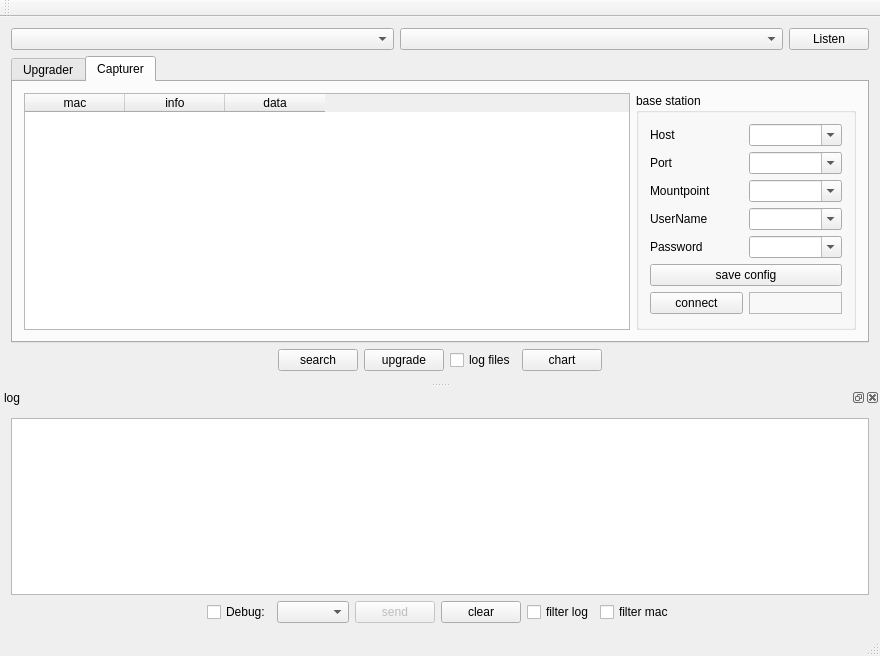
aceinnazhangchen/Ins401_tool, file Ins401/Ins401/Ins401.ui: the form before one commit.
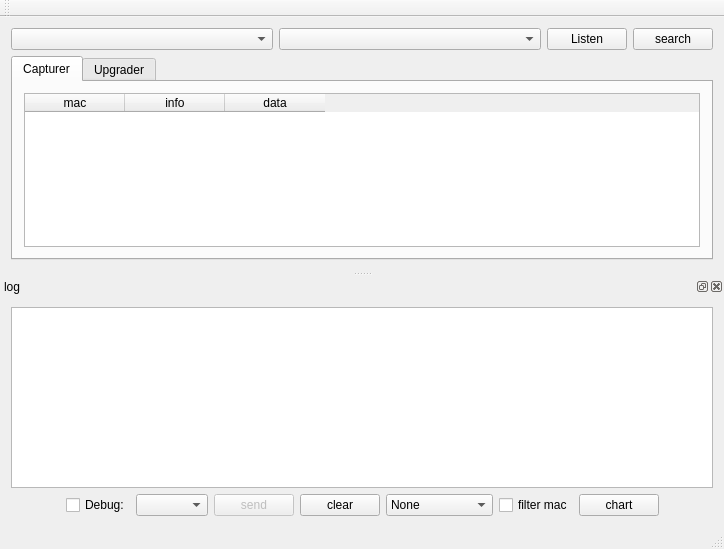
The form after the commit. The open tabs and pages were chosen to show the change.

Diff of the .ui file:
```diff
--- a/Ins401/Ins401/Ins401.ui
+++ b/Ins401/Ins401/Ins401.ui
@@ -6,8 +6,8 @@
    <rect>
     <x>0</x>
     <y>0</y>
-    <width>880</width>
-    <height>656</height>
+    <width>724</width>
+    <height>549</height>
    </rect>
   </property>
   <property name="windowTitle">
@@ -16,7 +16,7 @@
   <widget class="QWidget" name="centralWidget">
    <layout class="QVBoxLayout" name="verticalLayout">
     <item>
-     <layout class="QHBoxLayout" name="horizontalLayout_7" stretch="1,1,0">
+     <layout class="QHBoxLayout" name="horizontalLayout_7" stretch="1,1,0,0">
       <item>
        <widget class="QComboBox" name="devs_comboBox"/>
       </item>
@@ -30,6 +30,13 @@
         </property>
        </widget>
       </item>
+      <item>
+       <widget class="QPushButton" name="search_pushButton">
+        <property name="text">
+         <string>search</string>
+        </property>
+       </widget>
+      </item>
      </layout>
     </item>
     <item>
@@ -37,6 +44,38 @@
       <property name="currentIndex">
        <number>0</number>
       </property>
+      <widget class="QWidget" name="tab_2">
+       <attribute name="title">
+        <string>Capturer</string>
+       </attribute>
+       <layout class="QHBoxLayout" name="horizontalLayout">
+        <item>
+         <widget class="QTableWidget" name="log_devs_tableWidget">
+          <property name="editTriggers">
+           <set>QAbstractItemView::NoEditTriggers</set>
+          </property>
+          <property name="selectionBehavior">
+           <enum>QAbstractItemView::SelectRows</enum>
+          </property>
+          <column>
+           <property name="text">
+            <string>mac</string>
+           </property>
+          </column>
+          <column>
+           <property name="text">
+            <string>info</string>
+           </property>
+          </column>
+          <column>
+           <property name="text">
+            <string>data</string>
+           </property>
+          </column>
+         </widget>
+        </item>
+       </layout>
+      </widget>
       <widget class="QWidget" name="tab">
        <attribute name="title">
         <string>Upgrader</string>
@@ -168,228 +207,47 @@
           </column>
          </widget>
         </item>
-       </layout>
-      </widget>
-      <widget class="QWidget" name="tab_2">
-       <attribute name="title">
-        <string>Capturer</string>
-       </attribute>
-       <layout class="QHBoxLayout" name="horizontalLayout">
         <item>
-         <widget class="QTableWidget" name="log_devs_tableWidget">
-          <property name="editTriggers">
-           <set>QAbstractItemView::NoEditTriggers</set>
-          </property>
-          <property name="selectionBehavior">
-           <enum>QAbstractItemView::SelectRows</enum>
-          </property>
-          <column>
-           <property name="text">
-            <string>mac</string>
-           </property>
-          </column>
-          <column>
-           <property name="text">
-            <string>info</string>
-           </property>
-          </column>
-          <column>
-           <property name="text">
-            <string>data</string>
-           </property>
-          </column>
-         </widget>
-        </item>
-        <item>
-         <widget class="QGroupBox" name="base_groupBox">
-          <property name="minimumSize">
-           <size>
-            <width>220</width>
-            <height>0</height>
-           </size>
-          </property>
-          <property name="title">
-           <string>base station</string>
-          </property>
-          <layout class="QGridLayout" name="gridLayout">
-           <item row="0" column="0">
-            <widget class="QLabel" name="label_8">
-             <property name="text">
-              <string>Host</string>
-             </property>
-            </widget>
-           </item>
-           <item row="1" column="1">
-            <widget class="QComboBox" name="port_cmb">
-             <property name="editable">
-              <bool>true</bool>
-             </property>
-            </widget>
-           </item>
-           <item row="2" column="1">
-            <widget class="QComboBox" name="mountpoint_cmb">
-             <property name="editable">
-              <bool>true</bool>
-             </property>
-            </widget>
-           </item>
-           <item row="2" column="0">
-            <widget class="QLabel" name="label_9">
-             <property name="text">
-              <string>Mountpoint</string>
-             </property>
-            </widget>
-           </item>
-           <item row="3" column="1">
-            <widget class="QComboBox" name="user_cmb">
-             <property name="editable">
-              <bool>true</bool>
-             </property>
-            </widget>
-           </item>
-           <item row="1" column="0">
-            <widget class="QLabel" name="label_10">
-             <property name="text">
-              <string>Port</string>
-             </property>
-            </widget>
-           </item>
-           <item row="0" column="1">
-            <widget class="QComboBox" name="host_cmb">
-             <property name="editable">
-              <bool>true</bool>
-             </property>
-            </widget>
-           </item>
-           <item row="4" column="1">
-            <widget class="QComboBox" name="password_cmb">
-             <property name="editable">
-              <bool>true</bool>
-             </property>
-            </widget>
-           </item>
-           <item row="3" column="0">
-            <widget class="QLabel" name="label_12">
-             <property name="text">
-              <string>UserName</string>
-             </property>
-            </widget>
-           </item>
-           <item row="7" column="0">
-            <spacer name="verticalSpacer">
-             <property name="orientation">
-              <enum>Qt::Vertical</enum>
-             </property>
-             <property name="sizeHint" stdset="0">
-              <size>
-               <width>20</width>
-               <height>40</height>
-              </size>
-             </property>
-            </spacer>
-           </item>
-           <item row="4" column="0">
-            <widget class="QLabel" name="label_11">
-             <property name="text">
-              <string>Password</string>
-             </property>
-            </widget>
-           </item>
-           <item row="5" column="0" colspan="2">
-            <widget class="QPushButton" name="save_pushButton">
-             <property name="text">
-              <string>save config</string>
-             </property>
-            </widget>
-           </item>
-           <item row="6" column="0">
-            <widget class="QPushButton" name="connect_pushButton">
-             <property name="text">
-              <string>connect</string>
-             </property>
-            </widget>
-           </item>
-           <item row="6" column="1">
-            <widget class="QLabel" name="data_label">
-             <property name="frameShape">
-              <enum>QFrame::StyledPanel</enum>
-             </property>
-             <property name="frameShadow">
-              <enum>QFrame::Plain</enum>
-             </property>
-             <property name="text">
-              <string/>
-             </property>
-            </widget>
-           </item>
-          </layout>
-         </widget>
+         <layout class="QHBoxLayout" name="horizontalLayout_4">
+          <item>
+           <spacer name="horizontalSpacer_3">
+            <property name="orientation">
+             <enum>Qt::Horizontal</enum>
+            </property>
+            <property name="sizeHint" stdset="0">
+             <size>
+              <width>40</width>
+              <height>20</height>
+             </size>
+            </property>
+           </spacer>
+          </item>
+          <item>
+           <widget class="QPushButton" name="upgrade_pushButton">
+            <property name="text">
+             <string>upgrade</string>
+            </property>
+           </widget>
+          </item>
+          <item>
+           <spacer name="horizontalSpacer_4">
+            <property name="orientation">
+             <enum>Qt::Horizontal</enum>
+            </property>
+            <property name="sizeHint" stdset="0">
+             <size>
+              <width>40</width>
+              <height>20</height>
+             </size>
+            </property>
+           </spacer>
+          </item>
+         </layout>
         </item>
        </layout>
       </widget>
      </widget>
     </item>
-    <item>
-     <layout class="QHBoxLayout" name="horizontalLayout_4">
-      <item>
-       <spacer name="horizontalSpacer_3">
-        <property name="orientation">
-         <enum>Qt::Horizontal</enum>
-        </property>
-        <property name="sizeHint" stdset="0">
-         <size>
-          <width>40</width>
-          <height>20</height>
-         </size>
-        </property>
-       </spacer>
-      </item>
-      <item>
-       <widget class="QPushButton" name="search_pushButton">
-        <property name="text">
-         <string>search</string>
-        </property>
-       </widget>
-      </item>
-      <item>
-       <widget class="QPushButton" name="upgrade_pushButton">
-        <property name="text">
-         <string>upgrade</string>
-        </property>
-       </widget>
-      </item>
-      <item>
-       <widget class="QCheckBox" name="log_checkBox">
-        <property name="text">
-         <string>log files</string>
-        </property>
-        <property name="tristate">
-         <bool>false</bool>
-        </property>
-       </widget>
-      </item>
-      <item>
-       <widget class="QPushButton" name="chart_pushButton">
-        <property name="text">
-         <string>chart</string>
-        </property>
-       </widget>
-      </item>
-      <item>
-       <spacer name="horizontalSpacer_4">
-        <property name="orientation">
-         <enum>Qt::Horizontal</enum>
-        </property>
-        <property name="sizeHint" stdset="0">
-         <size>
-          <width>40</width>
-          <height>20</height>
-         </size>
-        </property>
-       </spacer>
-      </item>
-     </layout>
-    </item>
    </layout>
   </widget>
   <widget class="QMenuBar" name="menuBar">
@@ -424,7 +282,11 @@
       <enum>QLayout::SetDefaultConstraint</enum>
      </property>
      <item>
-      <widget class="QPlainTextEdit" name="log_plainTextEdit"/>
+      <widget class="QPlainTextEdit" name="log_plainTextEdit">
+       <property name="readOnly">
+        <bool>true</bool>
+       </property>
+      </widget>
      </item>
      <item>
       <layout class="QHBoxLayout" name="horizontalLayout_2">
@@ -469,10 +331,32 @@
         </widget>
        </item>
        <item>
-        <widget class="QCheckBox" name="filter_checkBox">
-         <property name="text">
-          <string>filter log</string>
-         </property>
+        <widget class="QComboBox" name="logtype_comboBox">
+         <item>
+          <property name="text">
+           <string>None</string>
+          </property>
+         </item>
+         <item>
+          <property name="text">
+           <string>User Msg</string>
+          </property>
+         </item>
+         <item>
+          <property name="text">
+           <string>Upgrader Msg</string>
+          </property>
+         </item>
+         <item>
+          <property name="text">
+           <string>Recorder Msg</string>
+          </property>
+         </item>
+         <item>
+          <property name="text">
+           <string>All Log</string>
+          </property>
+         </item>
         </widget>
        </item>
        <item>
@@ -482,6 +366,13 @@
          </property>
         </widget>
        </item>
+       <item>
+        <widget class="QPushButton" name="chart_pushButton">
+         <property name="text">
+          <string>chart</string>
+         </property>
+        </widget>
+       </item>
        <item>
         <spacer name="horizontalSpacer_2">
          <property name="orientation">
```
Left out of the diff: 6 changed lines with no effect on the pictures.
